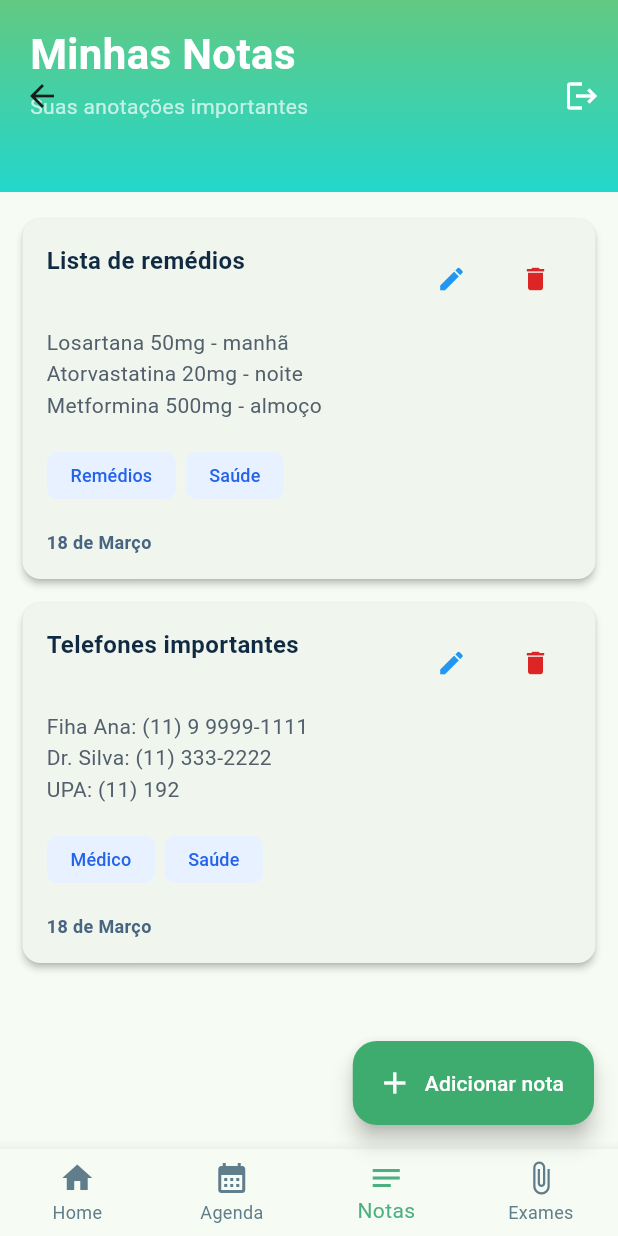
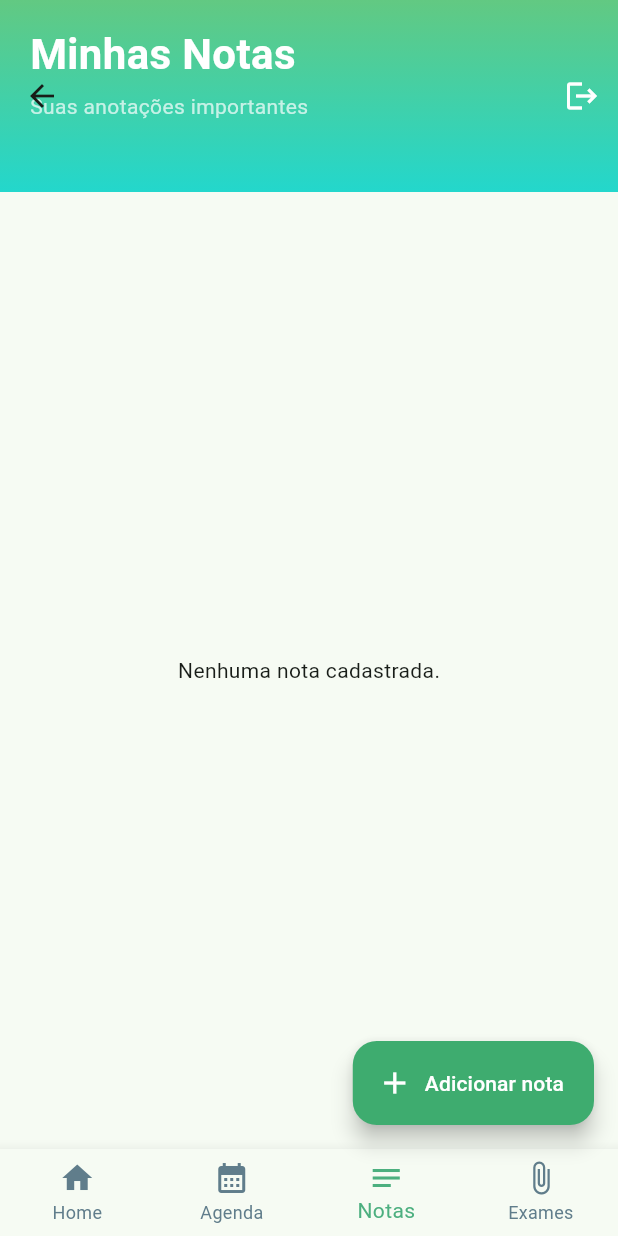
Before and after one commit to pedroabreu-netizen/DISPOSITIVOS-M-VEIS-GP0029VNO07A, a Flutter app: the PageNotas screen opened directly, on a phone screen of 412 x 824 dp. Run offline on Flutter 3.47's test engine with Material 3 defaults, Android fonts, the phone set to English and light mode, and no system bars; our stand-ins replace cloud_firestore, file_picker, firebase_auth, firebase_core, shared_preferences, table_calendar; accounts and stored records are empty.

Commit message:
Teste crud notas

```diff
--- a/lib/page_notas.dart
+++ b/lib/page_notas.dart
@@ -1,7 +1,7 @@
 import 'dart:convert';
 
 import 'package:flutter/material.dart';
-import 'package:shared_preferences/shared_preferences.dart';
+import 'package:cloud_firestore/cloud_firestore.dart';
 
 import 'nota.dart';
 import 'navigation/nav_index.dart';
@@ -16,26 +16,10 @@ class PageNotas extends StatefulWidget {
 }
 
 class _PageNotasState extends State<PageNotas> {
-  static const String _storageKey = 'notas';
-
-  final List<Nota> _itens = [
-    Nota(
-      titulo: 'Lista de remédios',
-      descricao:
-          'Losartana 50mg - manhã\nAtorvastatina 20mg - noite\nMetformina 500mg - almoço',
-      concluida: false,
-      tags: ['Remédios', 'Saúde'],
-      data: '18 de Março',
-    ),
-    Nota(
-      titulo: 'Telefones importantes',
-      descricao:
-          'Fiha Ana: (11) 9 9999-1111\nDr. Silva: (11) 333-2222\nUPA: (11) 192',
-      concluida: false,
-      tags: ['Médico', 'Saúde'],
-      data: '18 de Março',
-    ),
-  ];
+  final CollectionReference _notasCollection = FirebaseFirestore.instance
+      .collection('usuarios')
+      .doc('usuario_teste')
+      .collection('notas');
 
   final TextEditingController _tituloController = TextEditingController();
   final TextEditingController _descricaoController = TextEditingController();
@@ -57,7 +41,6 @@ class _PageNotasState extends State<PageNotas> {
   @override
   void initState() {
     super.initState();
-    _carregarNotas();
   }
 
   @override
@@ -69,50 +52,9 @@ class _PageNotasState extends State<PageNotas> {
     super.dispose();
   }
 
-  Future<void> _carregarNotas() async {
-    final prefs = await SharedPreferences.getInstance();
-    final notasSalvas = prefs.getStringList(_storageKey);
-
-    if (notasSalvas != null && notasSalvas.isNotEmpty) {
-      final notas = notasSalvas.map((item) {
-        final dados = jsonDecode(item);
-        return Nota(
-          titulo: dados['titulo'],
-          descricao: dados['descricao'],
-          concluida: dados['concluida'],
-          tags: List<String>.from(dados['tags'] ?? []),
-          data: dados['data'],
-        );
-      }).toList();
-      if (!mounted) return;
-      setState(() {
-        _itens
-          ..clear()
-          ..addAll(notas);
-      });
-    }
-  }
-
-  Future<void> _salvarNoStorage() async {
-    final prefs = await SharedPreferences.getInstance();
-
-    List<String> notasJson = _itens.map((nota) {
-      return jsonEncode({
-        'titulo': nota.titulo,
-        'descricao': nota.descricao,
-        'concluida': nota.concluida,
-        'tags': nota.tags,
-        'data': nota.data,
-      });
-    }).toList();
-
-    await prefs.setStringList(_storageKey, notasJson);
-  }
-
-  void _salvarNota(int? index) {
+  Future<void> _salvarNota(String? id) async {
     if (_tituloController.text.trim().isEmpty) return;
 
-    setState(() {
     final tags = _selectedCategorias.isNotEmpty
         ? _selectedCategorias.toList()
         : _tagsController.text
@@ -120,56 +62,50 @@ class _PageNotasState extends State<PageNotas> {
               .map((t) => t.trim())
               .where((t) => t.isNotEmpty)
               .toList();
-      if (index == null) {
-        _itens.add(
-          Nota(
-            titulo: _tituloController.text.trim(),
-            descricao: _descricaoController.text.trim(),
-            concluida: false,
-            tags: tags,
-            data: _selectedDate != null
-                ? _formatDate(_selectedDate!)
-                : (_dataController.text.trim().isEmpty
-                      ? null
-                      : _dataController.text.trim()),
-          ),
-        );
-      } else {
-        _itens[index].titulo = _tituloController.text.trim();
-        _itens[index].descricao = _descricaoController.text.trim();
-        _itens[index].tags = tags;
-        _itens[index].data = _selectedDate != null
+
+    final dataNota = _selectedDate != null
         ? _formatDate(_selectedDate!)
         : (_dataController.text.trim().isEmpty
               ? null
               : _dataController.text.trim());
+
+    final novaNota = Nota(
+      titulo: _tituloController.text.trim(),
+      descricao: _descricaoController.text.trim(),
+      tags: tags,
+      data: dataNota,
+      concluida: false,
+    );
+
+    if (id == null) {
+      // CREATE
+      await _notasCollection.add(novaNota.toMap());
+    } else {
+      // UPDATE
+      await _notasCollection.doc(id).update(novaNota.toMap());
     }
-    });
 
-    _salvarNoStorage();
     _tituloController.clear();
     _descricaoController.clear();
     _tagsController.clear();
     _dataController.clear();
-    Navigator.pop(context);
+    if (mounted) Navigator.pop(context);
   }
 
-  void _excluirNota(int index) {
-    setState(() {
-      _itens.removeAt(index);
-    });
-    _salvarNoStorage();
+  Future<void> _excluirNota(String id) async {
+    // DELETE
+    await _notasCollection.doc(id).delete();
   }
 
-  void _mostrarFormulario([int? index]) {
-    if (index != null) {
-      _tituloController.text = _itens[index].titulo;
-      _descricaoController.text = _itens[index].descricao;
-      _tagsController.text = _itens[index].tags.join(', ');
+  void _mostrarFormulario([Nota? nota]) {
+    if (nota != null) {
+      _tituloController.text = nota.titulo;
+      _descricaoController.text = nota.descricao;
+      _tagsController.text = nota.tags.join(', ');
       _selectedCategorias
         ..clear()
-        ..addAll(_itens[index].tags);
-      _dataController.text = _itens[index].data ?? '';
+        ..addAll(nota.tags);
+      _dataController.text = nota.data ?? '';
       _selectedDate = null;
     } else {
       _tituloController.clear();
@@ -208,7 +144,7 @@ class _PageNotasState extends State<PageNotas> {
                       mainAxisAlignment: MainAxisAlignment.spaceBetween,
                       children: [
                         Text(
-                          index == null ? 'Nova Nota' : 'Editar Nota',
+                          nota == null ? 'Nova Nota' : 'Editar Nota',
                           style: const TextStyle(
                             fontSize: 26,
                             fontWeight: FontWeight.bold,
@@ -394,7 +330,7 @@ class _PageNotasState extends State<PageNotas> {
                       width: double.infinity,
                       height: 60,
                       child: ElevatedButton(
-                        onPressed: () => _salvarNota(index),
+                        onPressed: () => _salvarNota(nota?.id),
                         style: ElevatedButton.styleFrom(
                           backgroundColor: Colors.green,
                           shape: RoundedRectangleBorder(
@@ -430,14 +366,6 @@ class _PageNotasState extends State<PageNotas> {
 
   @override
   Widget build(BuildContext context) {
-    final exibidos = _itens
-        .where(
-          (n) =>
-              n.titulo.toLowerCase().contains(_filtro.toLowerCase()) ||
-              n.descricao.toLowerCase().contains(_filtro.toLowerCase()),
-        )
-        .toList();
-
     return Scaffold(
       appBar: AppBar(
         backgroundColor: Colors.transparent,
@@ -486,23 +414,37 @@ class _PageNotasState extends State<PageNotas> {
           ),
         ),
       ),
-      body: Column(
-        children: [
-          const SizedBox(height: 10),
-          Expanded(
-            child: exibidos.isEmpty
-                ? const Center(child: Text('Nenhuma nota cadastrada.'))
-                : ListView.builder(
+      body: StreamBuilder<QuerySnapshot>(
+        stream: _notasCollection.snapshots(),
+        builder: (context, snapshot) {
+          if (snapshot.hasError) {
+            return const Center(child: Text('Erro ao carregar notas.'));
+          }
+          if (snapshot.connectionState == ConnectionState.waiting) {
+            return const Center(child: CircularProgressIndicator());
+          }
+
+          final deNoSQLParaLista = snapshot.data!.docs.map((doc) {
+            return Nota.fromMap(doc.id, doc.data() as Map<String, dynamic>);
+          }).toList();
+
+          final exibidos = deNoSQLParaLista
+              .where((n) =>
+                  n.titulo.toLowerCase().contains(_filtro.toLowerCase()) ||
+                  n.descricao.toLowerCase().contains(_filtro.toLowerCase()))
+              .toList();
+
+          if (exibidos.isEmpty) {
+            return const Center(child: Text('Nenhuma nota cadastrada.'));
+          }
+
+          return ListView.builder(
             itemCount: exibidos.length,
             itemBuilder: (context, index) {
               final nota = exibidos[index];
-                      final indexOriginal = _itens.indexOf(nota);
 
               return Card(
-                        margin: const EdgeInsets.symmetric(
-                          horizontal: 15,
-                          vertical: 8,
-                        ),
+                margin: const EdgeInsets.symmetric(horizontal: 15, vertical: 8),
                 elevation: 2,
                 child: Padding(
                   padding: const EdgeInsets.all(16),
@@ -510,8 +452,7 @@ class _PageNotasState extends State<PageNotas> {
                     crossAxisAlignment: CrossAxisAlignment.start,
                     children: [
                       Row(
-                                mainAxisAlignment:
-                                    MainAxisAlignment.spaceBetween,
+                        mainAxisAlignment: MainAxisAlignment.spaceBetween,
                         crossAxisAlignment: CrossAxisAlignment.start,
                         children: [
                           Expanded(
@@ -528,30 +469,15 @@ class _PageNotasState extends State<PageNotas> {
                             mainAxisSize: MainAxisSize.min,
                             children: [
                               IconButton(
-                                        icon: const Icon(
-                                          Icons.edit,
-                                          color: Colors.blue,
-                                          size: 20,
-                                        ),
-                                        onPressed: () =>
-                                            _mostrarFormulario(indexOriginal),
+                                icon: const Icon(Icons.edit, color: Colors.blue, size: 20),
+                                onPressed: () => _mostrarFormulario(nota),
                                 padding: EdgeInsets.zero,
                                 constraints: const BoxConstraints(),
                               ),
                               const SizedBox(width: 8),
                               IconButton(
-                                        icon: const Icon(
-                                          Icons.delete,
-                                          color: Color.fromARGB(
-                                            255,
-                                            220,
-                                            38,
-                                            38,
-                                          ),
-                                          size: 20,
-                                        ),
-                                        onPressed: () =>
-                                            _excluirNota(indexOriginal),
+                                icon: const Icon(Icons.delete, color: Color.fromARGB(255, 220, 38, 38), size: 20),
+                                onPressed: () => _excluirNota(nota.id!),
                                 padding: EdgeInsets.zero,
                                 constraints: const BoxConstraints(),
                               ),
@@ -562,11 +488,7 @@ class _PageNotasState extends State<PageNotas> {
                       const SizedBox(height: 8),
                       Text(
                         nota.descricao,
-                                style: const TextStyle(
-                                  fontSize: 14,
-                                  color: Color(0xFF52606D),
-                                  height: 1.5,
-                                ),
+                        style: const TextStyle(fontSize: 14, color: Color(0xFF52606D), height: 1.5),
                       ),
                       if (nota.tags.isNotEmpty) ...[
                         const SizedBox(height: 12),
@@ -575,33 +497,19 @@ class _PageNotasState extends State<PageNotas> {
                           runSpacing: 6,
                           children: nota.tags.map((tag) {
                             return Chip(
-                                      label: Text(
-                                        tag,
-                                        style: const TextStyle(
-                                          fontSize: 12,
-                                          color: Color(0xFF2563EB),
-                                        ),
-                                      ),
+                              label: Text(tag, style: const TextStyle(fontSize: 12, color: Color(0xFF2563EB))),
                               backgroundColor: const Color(0xFFE8F1FF),
                               side: BorderSide.none,
-                                      padding: const EdgeInsets.symmetric(
-                                        horizontal: 8,
-                                        vertical: 0,
-                                      ),
+                              padding: const EdgeInsets.symmetric(horizontal: 8, vertical: 0),
                             );
                           }).toList(),
                         ),
                       ],
-                              if (nota.data != null &&
-                                  nota.data!.isNotEmpty) ...[
+                      if (nota.data != null && nota.data!.isNotEmpty) ...[
                         const SizedBox(height: 12),
                         Text(
                           nota.data!,
-                                  style: const TextStyle(
-                                    fontSize: 12,
-                                    color: Color(0xFF486581),
-                                    fontWeight: FontWeight.w600,
-                                  ),
+                          style: const TextStyle(fontSize: 12, color: Color(0xFF486581), fontWeight: FontWeight.w600),
                         ),
                       ],
                     ],
@@ -609,9 +517,8 @@ class _PageNotasState extends State<PageNotas> {
                 ),
               );
             },
-                  ),
-          ),
-        ],
+          );
+        },
       ),
       floatingActionButton: FloatingActionButton.extended(
         onPressed: () => _mostrarFormulario(),
```
Also changed, not shown: lib/nota.dart (+26 -0 lines), pubspec.yaml (+5 -5 lines), pubspec.lock. Lines whose indentation alone changed are shown as unchanged.
